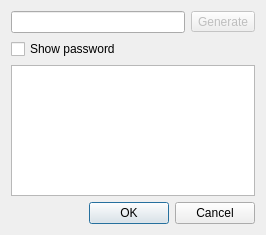
Old version of the form passworddialog.ui in the repository IJHack/QtPass.
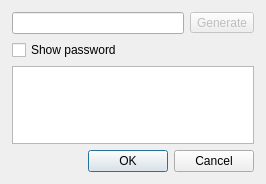
New version of the form.

Patch:
```diff
--- a/passworddialog.ui
+++ b/passworddialog.ui
@@ -7,13 +7,25 @@
     <x>0</x>
     <y>0</y>
     <width>266</width>
-    <height>235</height>
+    <height>184</height>
    </rect>
   </property>
   <property name="windowTitle">
    <string>Password</string>
   </property>
   <layout class="QVBoxLayout" name="verticalLayout">
+   <property name="leftMargin">
+    <number>12</number>
+   </property>
+   <property name="topMargin">
+    <number>12</number>
+   </property>
+   <property name="rightMargin">
+    <number>12</number>
+   </property>
+   <property name="bottomMargin">
+    <number>12</number>
+   </property>
    <item>
     <layout class="QHBoxLayout" name="horizontalLayout_3">
      <item>
```
